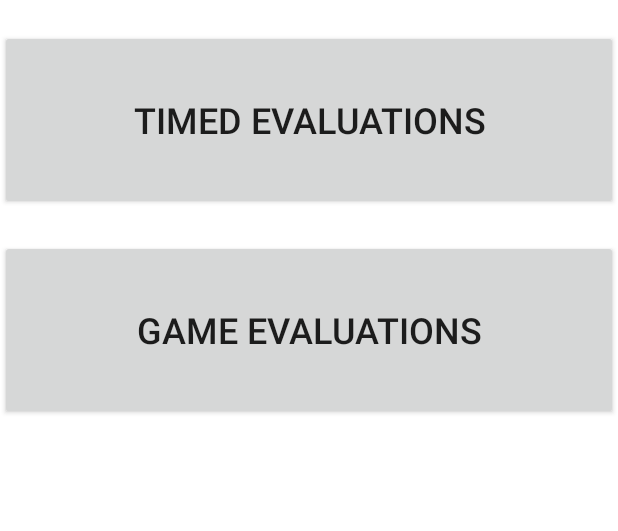
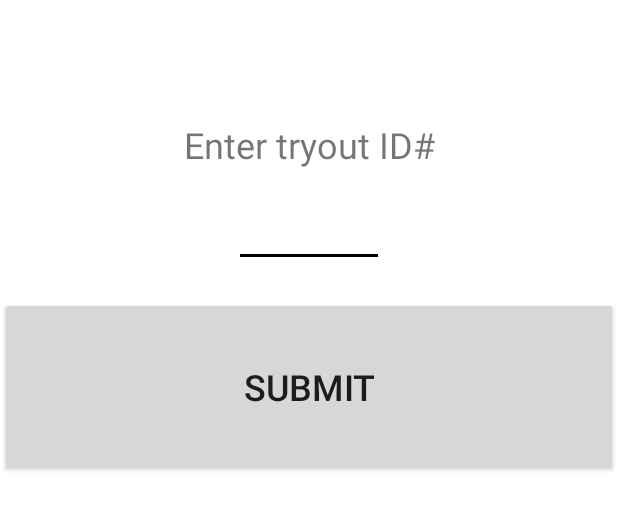
Before and after one commit to fdrury/HockeyConnect, an Android app: the screen it shows after launch (MenuActivity before the commit, LoginActivity after it), on a phone screen of 412 x 824 dp, the part 84-615 px from its top. Run offline under Robolectric (Android 15) with nearby library versions, the light colour scheme and no system bars.

Commit message:
Most intents handled
also added tryout ID manipulation

```diff
--- a/code/HockeyConnect/app/src/main/AndroidManifest.xml
+++ b/code/HockeyConnect/app/src/main/AndroidManifest.xml
@@ -21,7 +21,8 @@
             </intent-filter>
         </activity>
         <activity android:name=".MenuActivity" />
-        <activity android:name=".PlayerListActivity"></activity>
+        <activity android:name=".PlayerListActivity" />
+        <activity android:name=".LoginActivity"></activity>
     </application>
 
 </manifest>
--- a/code/HockeyConnect/app/src/main/java/ca/hockeyconnect/hockeyconnect/IntroActivity.java
+++ b/code/HockeyConnect/app/src/main/java/ca/hockeyconnect/hockeyconnect/IntroActivity.java
@@ -21,7 +21,7 @@ public class IntroActivity extends AppCompatActivity {
             @Override
             public void run() {
                 /* Create an Intent that will start the PlayerEvaluationActivity. */
-                Intent mainIntent = new Intent(IntroActivity.this,MenuActivity.class);
+                Intent mainIntent = new Intent(IntroActivity.this,LoginActivity.class);
                 IntroActivity.this.startActivity(mainIntent);
                 IntroActivity.this.finish();
             }
--- /dev/null
+++ b/code/HockeyConnect/app/src/main/java/ca/hockeyconnect/hockeyconnect/LoginActivity.java
@@ -0,0 +1,32 @@
+package ca.hockeyconnect.hockeyconnect;
+
+import android.content.Intent;
+import android.os.Bundle;
+import android.support.v7.app.AppCompatActivity;
+import android.view.View;
+import android.widget.Button;
+import android.widget.EditText;
+
+public class LoginActivity extends AppCompatActivity {
+
+    EditText editText;
+    Button submitButton;
+
+    @Override
+    protected void onCreate(Bundle savedInstanceState) {
+        super.onCreate(savedInstanceState);
+        setContentView(R.layout.activity_login);
+
+        editText = (EditText) findViewById(R.id.tryoutIDEditText);
+        submitButton = (Button)findViewById(R.id.submitButton);
+
+        submitButton.setOnClickListener(new View.OnClickListener() {
+            @Override
+            public void onClick(View v) {
+                Intent intent = new Intent(LoginActivity.this, MenuActivity.class);
+                intent.putExtra("TRYOUT_ID", editText.getText().toString());
+                startActivity(intent);
+            }
+        });
+    }
+}
--- a/code/HockeyConnect/app/src/main/java/ca/hockeyconnect/hockeyconnect/MenuActivity.java
+++ b/code/HockeyConnect/app/src/main/java/ca/hockeyconnect/hockeyconnect/MenuActivity.java
@@ -21,6 +21,7 @@ public class MenuActivity extends AppCompatActivity {
             public void onClick(View v) {
                 Intent intent = new Intent(MenuActivity.this, PlayerListActivity.class);
                 intent.putExtra("EVALUATION_TYPE", "TIMED");
+                intent.putExtra("TRYOUT_ID", getIntent().getStringExtra("TRYOUT_ID"));
                 startActivity(intent);
             }
         });
@@ -30,6 +31,7 @@ public class MenuActivity extends AppCompatActivity {
             public void onClick(View v) {
                 Intent intent = new Intent(MenuActivity.this, PlayerListActivity.class);
                 intent.putExtra("EVALUATION_TYPE", "GAME");
+                intent.putExtra("TRYOUT_ID", getIntent().getStringExtra("TRYOUT_ID"));
                 startActivity(intent);
             }
         });
--- a/code/HockeyConnect/app/src/main/java/ca/hockeyconnect/hockeyconnect/PlayerListActivity.java
+++ b/code/HockeyConnect/app/src/main/java/ca/hockeyconnect/hockeyconnect/PlayerListActivity.java
@@ -15,10 +15,12 @@ import org.json.JSONArray;
 import org.json.JSONObject;
 
 import java.util.ArrayList;
+import java.util.Collections;
 
 public class PlayerListActivity extends ListActivity {
 
     ArrayList<String> PlayerList = new ArrayList<String>();
+    ArrayList<Integer> PlayerIDList = new ArrayList<Integer>();
 
     ArrayAdapter<String> listAdapter;
 
@@ -27,12 +29,14 @@ public class PlayerListActivity extends ListActivity {
         super.onCreate(savedInstanceState);
         setContentView(R.layout.activity_player_list);
 
+        String tryoutID = getIntent().getStringExtra("TRYOUT_ID");
+
         listAdapter = new ArrayAdapter<String>(this, R.layout.list_item_player, PlayerList);
         setListAdapter(listAdapter);
 
         RequestQueue mRequestQueue = Volley.newRequestQueue(this);
 
-        String url = "http://192.168.0.160:5000/tryout/1";
+        String url = "http://192.168.0.160:5000/tryout/" + tryoutID;
 
         StringRequest stringRequest = new StringRequest
                 (Request.Method.GET, url, new Response.Listener<String>() {
@@ -45,8 +49,10 @@ public class PlayerListActivity extends ListActivity {
                         JSONObject player = reader.getJSONObject(i);
                         String name = player.getString("FirstName") + " " + player.getString("LastName");
                         PlayerList.add(name);
-                        listAdapter.notifyDataSetChanged();
+                        PlayerIDList.add(player.getInt("ID"));
                     }
+                    Collections.sort(PlayerList);
+                    listAdapter.notifyDataSetChanged();
                 } catch(Exception e) {
                     // handle exception
                 }
--- /dev/null
+++ b/code/HockeyConnect/app/src/main/res/layout/activity_login.xml
@@ -0,0 +1,72 @@
+<?xml version="1.0" encoding="utf-8"?>
+<ScrollView xmlns:android="http://schemas.android.com/apk/res/android"
+    xmlns:app="http://schemas.android.com/apk/res-auto"
+    xmlns:tools="http://schemas.android.com/tools"
+    android:layout_width="match_parent"
+    android:layout_height="match_parent"
+    android:background="@color/colorWhite"
+    tools:context=".MenuActivity">
+
+    <LinearLayout
+        android:layout_width="match_parent"
+        android:layout_height="wrap_content"
+        android:orientation="vertical">
+
+        <android.support.v7.widget.Toolbar
+            android:id="@+id/toolbar"
+            android:layout_width="match_parent"
+            android:layout_height="wrap_content"
+            android:background="@color/colorBlack"
+            android:minHeight="?attr/actionBarSize"
+            android:theme="?attr/actionBarTheme">
+
+            <ImageView
+                android:id="@+id/imageView2"
+                android:layout_width="match_parent"
+                android:layout_height="40dp"
+                app:srcCompat="@drawable/logo_white" />
+
+        </android.support.v7.widget.Toolbar>
+
+        <Space
+            android:layout_width="match_parent"
+            android:layout_height="80dp" />
+
+        <TextView
+            android:id="@+id/textView6"
+            android:layout_width="match_parent"
+            android:layout_height="wrap_content"
+            android:textSize="24dp"
+            android:gravity="center"
+            android:text="Enter tryout ID#" />
+
+        <Space
+            android:layout_width="match_parent"
+            android:layout_height="20dp" />
+
+        <EditText
+            android:id="@+id/tryoutIDEditText"
+            android:layout_width="100dp"
+            android:layout_height="wrap_content"
+            android:layout_weight="1"
+            android:backgroundTint="@color/colorBlack"
+            android:ems="10"
+            android:gravity="center"
+            android:layout_gravity="center"
+            android:inputType="number"
+            android:textCursorDrawable="@null" />
+
+        <Space
+            android:layout_width="match_parent"
+            android:layout_height="20dp" />
+
+        <Button
+            android:id="@+id/submitButton"
+            android:layout_width="match_parent"
+            android:layout_height="120dp"
+            android:textSize="24dp"
+            android:text="Submit" />
+
+    </LinearLayout>
+
+</ScrollView>
```
